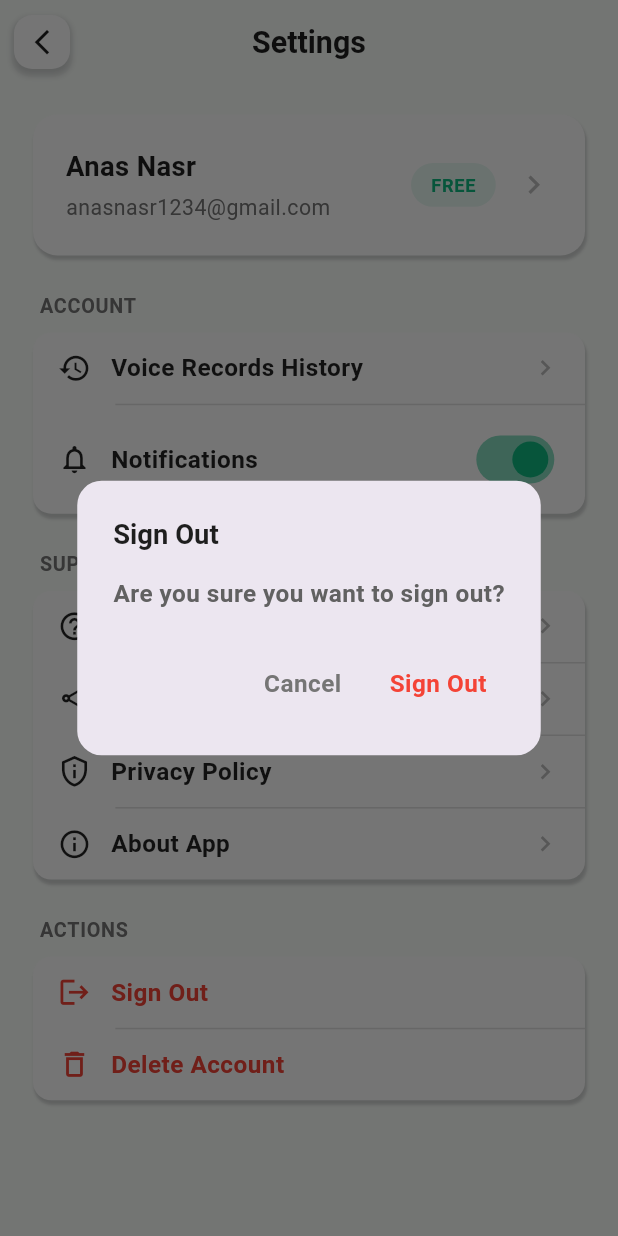
After one commit to AnasNasr-afk/sound-sCool, a Flutter app: the SettingsScreen screen opened by its route, after a tap on "Sign Out", on a phone screen of 412 x 824 dp. The commit adds this screen. Run offline on Flutter 3.47's test engine with Material 3 defaults, Android fonts, the phone set to English and light mode, and no system bars; our stand-ins replace cloud_firestore, firebase_auth, firebase_core, flutter_bloc, flutter_dotenv, flutter_screenutil and 6 more; missing offline and left inert: record; accounts and stored records are empty.

Commit message:
feat(Settings Screen): implement the ui of the screen

```diff
--- a/lib/helpers/components.dart
+++ b/lib/helpers/components.dart
@@ -1,6 +1,7 @@
 import 'package:flutter/material.dart';
 import 'package:flutter_screenutil/flutter_screenutil.dart';
 import 'package:loading_animation_widget/loading_animation_widget.dart';
+import 'package:sounds_cool/helpers/text_styles.dart';
 
 import 'color_manager.dart';
 
@@ -20,3 +21,100 @@ void showAppLoadingDialog(
     ),
   );
 }
+
+void showSignOutDialog(BuildContext context) {
+  showDialog(
+    context: context,
+    builder: (BuildContext context) {
+      return AlertDialog(
+        shape: RoundedRectangleBorder(
+          borderRadius: BorderRadius.circular(16.r),
+        ),
+        title: Text(
+          'Sign Out',
+          style: TextStyles.font20BlackBold.copyWith(
+            fontSize: 18.sp,
+          ),
+        ),
+        content: Text(
+          'Are you sure you want to sign out?',
+          style: TextStyles.font16LightBlackSemiBold.copyWith(
+            color: Colors.grey.shade700,
+          ),
+        ),
+        actions: [
+          TextButton(
+            onPressed: () => Navigator.pop(context),
+            child: Text(
+              'Cancel',
+              style: TextStyles.font16LightBlackSemiBold.copyWith(
+                color: Colors.grey.shade600,
+              ),
+            ),
+          ),
+          TextButton(
+            onPressed: () {
+              Navigator.pop(context);
+              // Handle sign out
+            },
+            child: Text(
+              'Sign Out',
+              style: TextStyles.font16LightBlackSemiBold.copyWith(
+                color: Colors.red,
+              ),
+            ),
+          ),
+        ],
+      );
+    },
+  );
+}
+
+void showDeleteAccountDialog(BuildContext context) {
+  showDialog(
+    context: context,
+    builder: (BuildContext context) {
+      return AlertDialog(
+        shape: RoundedRectangleBorder(
+          borderRadius: BorderRadius.circular(16.r),
+        ),
+        title: Text(
+          'Delete Account',
+          style: TextStyles.font20BlackBold.copyWith(
+            fontSize: 18.sp,
+            color: Colors.red,
+          ),
+        ),
+        content: Text(
+          'This action cannot be undone. All your data will be permanently deleted.',
+          style: TextStyles.font16LightBlackSemiBold.copyWith(
+            color: Colors.grey.shade700,
+          ),
+        ),
+        actions: [
+          TextButton(
+            onPressed: () => Navigator.pop(context),
+            child: Text(
+              'Cancel',
+              style: TextStyles.font16LightBlackSemiBold.copyWith(
+                color: Colors.grey.shade600,
+              ),
+            ),
+          ),
+          TextButton(
+            onPressed: () {
+              Navigator.pop(context);
+              // Handle delete account
+            },
+            child: Text(
+              'Delete',
+              style: TextStyles.font16LightBlackSemiBold.copyWith(
+                color: Colors.red,
+              ),
+            ),
+          ),
+        ],
+      );
+    },
+  );
+}
--- a/lib/main.dart
+++ b/lib/main.dart
@@ -45,6 +45,7 @@ class SoundsCoolApp extends StatelessWidget {
         title: 'Sounds Cool',
         debugShowCheckedModeBanner: false,
         initialRoute: isLoggedIn ? Routes.homeScreen : Routes.authScreen,
+          // initialRoute: Routes.settingsScreen,
         onGenerateRoute: appRouter.onGenerateRoute,
       ),
     );
--- /dev/null
+++ b/lib/presentation/screens/settings_screen.dart
@@ -0,0 +1,248 @@
+import 'package:flutter/material.dart';
+import 'package:flutter_screenutil/flutter_screenutil.dart';
+
+import '../../helpers/color_manager.dart';
+import '../../helpers/components.dart';
+import '../../helpers/text_styles.dart';
+import '../widgets/settingsWidgets/settings_group.dart';
+import '../widgets/settingsWidgets/settings_item.dart';
+
+class SettingsScreen extends StatelessWidget {
+  const SettingsScreen({super.key});
+
+  @override
+  Widget build(BuildContext context) {
+    return Scaffold(
+      backgroundColor: ColorManager.backgroundColor2,
+      appBar: AppBar(
+        backgroundColor: Colors.transparent,
+        elevation: 0,
+
+        leading: IconButton(
+          icon: Container(
+            padding: EdgeInsets.symmetric(horizontal: 8.w, vertical: 8.h),
+            decoration: BoxDecoration(
+              color: Colors.white,
+              borderRadius: BorderRadius.circular(12.r),
+              boxShadow: [
+                BoxShadow(
+                  color: ColorManager.darkGrey.withValues(alpha: 0.3),
+                  spreadRadius: 1,
+                  blurRadius: 3,
+                  offset: const Offset(0, 3),
+                ),
+              ],
+            ),
+            child: Icon(
+              Icons.arrow_back_ios_new,
+              size: 18.w,
+              color: ColorManager.mainBlack,
+            ),
+          ),
+          onPressed: () => Navigator.pop(context),
+        ),
+
+        title: Text(
+          'Settings',
+          style: TextStyles.font20BlackBold.copyWith(
+            fontWeight: FontWeight.w600,
+          ),
+        ),
+        centerTitle: true,
+      ),
+      body: SingleChildScrollView(
+        padding: EdgeInsets.symmetric(vertical: 20.h, horizontal: 20.w),
+        child: Column(
+          crossAxisAlignment: CrossAxisAlignment.start,
+          children: [
+            /// Profile header card - clickable for edit profile
+            InkWell(
+              onTap: () {
+                ///TODO: Navigate to Edit Profile Screen
+              },
+              borderRadius: BorderRadius.circular(16.r),
+              child: Container(
+                padding: EdgeInsets.all(20.w),
+                decoration: BoxDecoration(
+                  color: Colors.white,
+                  borderRadius: BorderRadius.circular(16.r),
+                  boxShadow: [
+                    BoxShadow(
+                      color: ColorManager.darkGrey.withValues(alpha: 0.3),
+                      spreadRadius: 0,
+                      blurRadius: 1,
+                      offset: const Offset(1, 3), // changes position of shadow
+                    ),
+                  ],
+                ),
+                child: Row(
+                  children: [
+                    Expanded(
+                      child: Column(
+                        crossAxisAlignment: CrossAxisAlignment.start,
+                        children: [
+                          Text(
+                            "Anas Nasr",
+                            style: TextStyles.font20BlackBold.copyWith(
+                              fontSize: 18.sp,
+                              fontWeight: FontWeight.w600,
+                            ),
+                          ),
+                          SizedBox(height: 4.h),
+                          Text(
+                            "anasnasr1234@gmail.com",
+                            style: TextStyles.font16LightBlackSemiBold.copyWith(
+                              fontSize: 14.sp,
+                              color: Colors.grey.shade600,
+                              fontWeight: FontWeight.w400,
+                            ),
+                          ),
+                        ],
+                      ),
+                    ),
+                    Row(
+                      mainAxisSize: MainAxisSize.min,
+                      children: [
+                        Container(
+                          padding: EdgeInsets.symmetric(
+                            horizontal: 12.w,
+                            vertical: 6.h,
+                          ),
+                          decoration: BoxDecoration(
+                            color: const Color(
+                              0xFF10B981,
+                            ).withValues(alpha: 0.1),
+                            borderRadius: BorderRadius.circular(20.r),
+                          ),
+                          child: Text(
+                            "FREE",
+                            style: TextStyles.font16LightBlackSemiBold.copyWith(
+                              fontSize: 12.sp,
+                              color: const Color(0xFF10B981),
+                              fontWeight: FontWeight.w600,
+                              letterSpacing: 0.5,
+                            ),
+                          ),
+                        ),
+                        SizedBox(width: 12.w),
+                        Icon(
+                          Icons.chevron_right,
+                          color: Colors.grey.shade400,
+                          size: 24.sp,
+                        ),
+                      ],
+                    ),
+                  ],
+                ),
+              ),
+            ),
+
+            SizedBox(height: 24.h),
+
+            ///Account Section
+            SettingsSection(
+              title: "Account",
+              children: [
+                SettingsItem(
+                  icon: Icons.history,
+                  title: "Voice Records History",
+                  trailing: Icon(
+                    Icons.chevron_right,
+                    color: Colors.grey.shade400,
+                    size: 20.sp,
+                  ),
+                  onTap: () {},
+                ),
+                SettingsItem(
+                  icon: Icons.notifications_outlined,
+                  title: "Notifications",
+                  trailing: Switch(
+                    value: true,
+                    onChanged: (value) {},
+                    activeThumbColor: const Color(0xFF10B981),
+                  ),
+                ),
+              ],
+            ),
+
+            SizedBox(height: 24.h),
+
+            /// Support & Info Section
+            SettingsSection(
+              title: "Support & Info",
+              children: [
+                SettingsItem(
+                  icon: Icons.help_outline,
+                  title: "Help & FAQ",
+                  trailing: Icon(
+                    Icons.chevron_right,
+                    color: Colors.grey.shade400,
+                    size: 20.sp,
+                  ),
+                  onTap: () {},
+                ),
+                SettingsItem(
+                  icon: Icons.share_outlined,
+                  title: "Share App",
+                  trailing: Icon(
+                    Icons.chevron_right,
+                    color: Colors.grey.shade400,
+                    size: 20.sp,
+                  ),
+                  onTap: () {},
+                ),
+                SettingsItem(
+                  icon: Icons.privacy_tip_outlined,
+                  title: "Privacy Policy",
+                  trailing: Icon(
+                    Icons.chevron_right,
+                    color: Colors.grey.shade400,
+                    size: 20.sp,
+                  ),
+                  onTap: () {},
+                ),
+                SettingsItem(
+                  icon: Icons.info_outline,
+                  title: "About App",
+                  trailing: Icon(
+                    Icons.chevron_right,
+                    color: Colors.grey.shade400,
+                    size: 20.sp,
+                  ),
+                  onTap: () {},
+                ),
+              ],
+            ),
+
+            SizedBox(height: 24.h),
+
+            /// Actions Section
+            SettingsSection(
+              title: "Actions",
+              children: [
+                SettingsItem(
+                  icon: Icons.logout,
+                  title: "Sign Out",
+                  destructive: true,
+                  onTap: () {
+                    showSignOutDialog(context);
+                  },
+                ),
+                SettingsItem(
+                  icon: Icons.delete_outline,
+                  title: "Delete Account",
+                  destructive: true,
+                  onTap: () {
+                    showDeleteAccountDialog(context);
+                  },
+                ),
+              ],
+            ),
+
+            SizedBox(height: 40.h),
+          ],
+        ),
+      ),
+    );
+  }
+}
--- a/lib/presentation/widgets/homeWidgets/home_screen_header.dart
+++ b/lib/presentation/widgets/homeWidgets/home_screen_header.dart
@@ -3,6 +3,7 @@ import 'package:flutter_screenutil/flutter_screenutil.dart';
 
 import '../../../helpers/color_manager.dart';
 import '../../../helpers/text_styles.dart';
+import '../../../routing/routes.dart';
 
 
 class HomeScreenHeader extends StatelessWidget {
@@ -26,7 +27,9 @@ class HomeScreenHeader extends StatelessWidget {
           ),
           Spacer(),
           GestureDetector(
-            onTap: () {},
+            onTap: () {
+              Navigator.pushNamed(context, Routes.settingsScreen);
+            },
             child: Container(
               padding: EdgeInsets.symmetric(horizontal: 8.w, vertical: 8.h),
               decoration: BoxDecoration(
--- /dev/null
+++ b/lib/presentation/widgets/settingsWidgets/settings_group.dart
@@ -0,0 +1,69 @@
+import 'package:flutter/material.dart';
+import 'package:flutter_screenutil/flutter_screenutil.dart';
+
+import '../../../helpers/color_manager.dart';
+import '../../../helpers/text_styles.dart';
+
+class SettingsSection extends StatelessWidget {
+  final String title;
+  final List<Widget> children;
+
+  const SettingsSection({
+    super.key,
+    required this.title,
+    required this.children,
+  });
+
+  @override
+  Widget build(BuildContext context) {
+    return Column(
+      crossAxisAlignment: CrossAxisAlignment.start,
+      children: [
+        // Section title
+        Padding(
+          padding: EdgeInsets.only(bottom: 8.h, left: 4.w),
+          child: Text(
+            title.toUpperCase(),
+            style: TextStyles.font16LightBlackSemiBold.copyWith(
+              fontSize: 13.sp,
+              color: Colors.grey.shade600,
+              letterSpacing: 0.5,
+            ),
+          ),
+        ),
+
+        // Group container
+        Container(
+          decoration: BoxDecoration(
+            color: Colors.white,
+            borderRadius: BorderRadius.circular(12.r),
+            boxShadow: [
+              BoxShadow(
+                color: ColorManager.darkGrey.withValues(alpha: 0.3),
+                spreadRadius: 0,
+                blurRadius: 1,
+                offset: const Offset(1, 3), // changes position of shadow
+              ),
+            ],
+          ),
+          child: Column(
+            children: List.generate(children.length, (index) {
+              final isLast = index == children.length - 1;
+              return Column(
+                children: [
+                  children[index],
+                  if (!isLast)
+                    Divider(
+                      height: 1,
+                      indent: 50.w, // align with text
+                      color: Colors.grey.shade300,
+                    ),
+                ],
+              );
+            }),
+          ),
+        ),
+      ],
+    );
+  }
+}
--- /dev/null
+++ b/lib/presentation/widgets/settingsWidgets/settings_item.dart
@@ -0,0 +1,49 @@
+import 'package:flutter/material.dart';
+import 'package:flutter_screenutil/flutter_screenutil.dart';
+
+import '../../../helpers/text_styles.dart';
+
+class SettingsItem extends StatelessWidget {
+  final IconData icon;
+  final String title;
+  final Widget? trailing;
+  final VoidCallback? onTap;
+  final bool destructive;
+
+  const SettingsItem({
+    super.key,
+    required this.icon,
+    required this.title,
+    this.trailing,
+    this.onTap,
+    this.destructive = false,
+  });
+
+  @override
+  Widget build(BuildContext context) {
+    final color = destructive ? Colors.red : Colors.black87;
+
+    return InkWell(
+      onTap: onTap,
+      borderRadius: BorderRadius.circular(12.r),
+      child: Padding(
+        padding: EdgeInsets.symmetric(horizontal: 15.w, vertical: 12.h),
+        child: Row(
+          children: [
+            Icon(icon, color: color, size: 22.sp),
+            SizedBox(width: 12.w),
+            Expanded(
+              child: Text(
+                title,
+                style: TextStyles.font16LightBlackSemiBold.copyWith(
+                  color: color,
+                ),
+              ),
+            ),
+            if (trailing != null) trailing!,
+          ],
+        ),
+      ),
+    );
+  }
+}
--- a/lib/routing/app_router.dart
+++ b/lib/routing/app_router.dart
@@ -7,19 +7,27 @@ import 'package:sounds_cool/routing/routes.dart';
 import '../business_logic/homeCubit/home_cubit.dart';
 import '../presentation/screens/auth_screen.dart';
 import '../presentation/screens/home_screen.dart';
-
+import '../presentation/screens/settings_screen.dart';
 
 class AppRouter {
   Route onGenerateRoute(RouteSettings settings) {
     switch (settings.name) {
       case Routes.homeScreen:
-        return MaterialPageRoute(builder: (_) => BlocProvider(
+        return MaterialPageRoute(
+          builder: (_) => BlocProvider(
             create: (context) => HomeCubit(ApiService()),
-            child: HomeScreen()));
-        case Routes.authScreen:
-        return MaterialPageRoute(builder: (_) => BlocProvider(
+            child: HomeScreen(),
+          ),
+        );
+      case Routes.authScreen:
+        return MaterialPageRoute(
+          builder: (_) => BlocProvider(
             create: (context) => AuthCubit(),
-            child: AuthScreen()));
+            child: AuthScreen(),
+          ),
+        );
+      case Routes.settingsScreen:
+        return MaterialPageRoute(builder: (_) => SettingsScreen());
 
       default:
         return MaterialPageRoute(
--- a/lib/routing/routes.dart
+++ b/lib/routing/routes.dart
@@ -1,5 +1,6 @@
 class Routes {
   static const String authScreen = '/';
   static const String homeScreen = '/homeScreen';
+  static const String settingsScreen = '/settingsScreen';
 
 }
```
